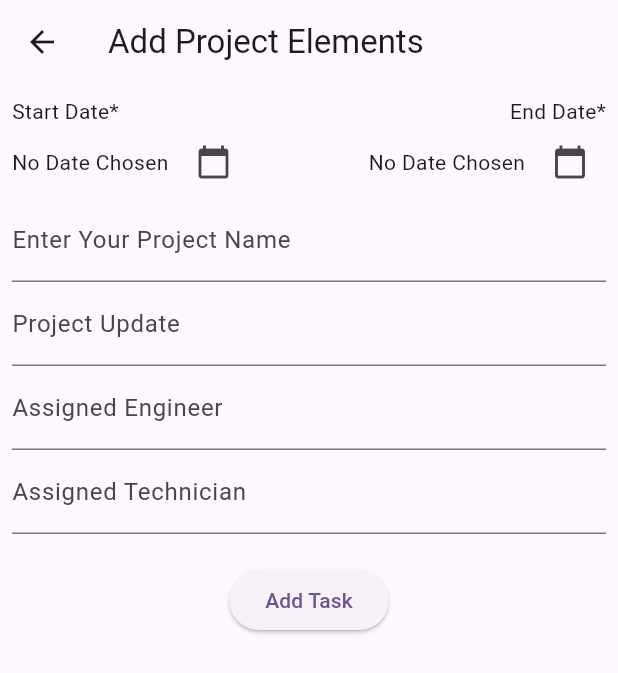
After one commit to taufiqelahi/flutter_task, a Flutter app: the screen it shows after launch, after a tap on the "add" icon, on a phone screen of 412 x 824 dp. The commit adds this screen. Shown: the top 673 px of the screen. Run offline on Flutter 3.47's test engine with Material 3 defaults, Android fonts, the phone set to English and light mode, and no system bars; our stand-ins replace flutter_riverpod, riverpod, riverpod_annotation; generated files the repository leaves out were written again; network calls fail.

Commit message:
get request and post request completed using textfeild

```diff
--- a/lib/backend/project_func.dart
+++ b/lib/backend/project_func.dart
@@ -1,20 +1,51 @@
 import 'dart:convert';
 
+import 'package:flutter_task/controller/get_project_notifier.dart';
 import 'package:flutter_task/model/project_data_model.dart';
 import 'package:http/http.dart' as http;
+import 'package:flutter_riverpod/flutter_riverpod.dart';
 
 class ProjectFunc {
   Future<List<ProjectModel>> getAllData() async {
     final response = await http.get(Uri.parse(
         'https://scubetech.xyz/projects/dashboard/all-project-elements/'));
 
-
     if (response.statusCode == 200) {
       // If the server returns an OK response, then parse the JSON.
+      // ref.watch(getProjectNotifierProvider.notifier).getAllData(projectModel: response.body);
       return projectFromJson(response.body);
     } else {
       // If the response was umexpected, throw an error.
       throw Exception('Failed to load post');
     }
   }
+
+  Future<void> postData(
+      {required String startDate,
+      required String endDate,
+      required String projectName,
+      required String projectUpdate,
+        required String assignedEngineer,
+        required String assignedTechnician
+      }) async {
+    final url = Uri.parse(
+        'https://scubetech.xyz/projects/dashboard/add-project-elements/'); //Repclace Your Endpoint
+    final headers = {'Content-Type': 'application/json'};
+    final body = jsonEncode({
+      "start_date": startDate,
+      "end_date": endDate,
+      "project_name": projectName,
+      "project_update": projectUpdate,
+      "assigned_engineer":assignedEngineer,
+      "assigned_technician": assignedTechnician,
+    });
+
+    final response = await http.post(url, headers: headers, body: body);
+
+    if (response.statusCode == 200) {
+      print('Data Sending Success.');
+    } else {
+      print('Hata: ${response.statusCode}');
+    }
+  }
 }
--- a/lib/get_operation_screen.dart
+++ b/lib/get_operation_screen.dart
@@ -1,10 +1,19 @@
+import 'package:flutter/cupertino.dart';
 import 'package:flutter/material.dart';
+import 'package:flutter/widgets.dart';
 import 'package:flutter_task/backend/project_func.dart';
 import 'package:flutter_task/model/project_data_model.dart';
+import 'package:flutter_task/post_operation_screen.dart';
+import 'package:intl/intl.dart';
 
-class GetOperationScreen extends StatelessWidget {
+class GetOperationScreen extends StatefulWidget {
   const GetOperationScreen({super.key});
 
+  @override
+  State<GetOperationScreen> createState() => _GetOperationScreenState();
+}
+
+class _GetOperationScreenState extends State<GetOperationScreen> {
   @override
   Widget build(BuildContext context) {
     return Scaffold(
@@ -12,22 +21,72 @@ class GetOperationScreen extends StatelessWidget {
           title: Text('Get All Task'),
         ),
         body: FutureBuilder(
-        future: ProjectFunc().getAllData(), builder: (BuildContext context, AsyncSnapshot<List<ProjectModel>> snapshot) {
-    List<ProjectModel>?data=snapshot.data;
+          future: ProjectFunc().getAllData(),
+          builder: (BuildContext context,
+              AsyncSnapshot<List<ProjectModel>> snapshot) {
+            List<ProjectModel>? data = snapshot.data;
 
-    if(data==null){
+            if (data == null) {
               return CircularProgressIndicator();
             }
             return SingleChildScrollView(
               child: Column(
-      children: data.map((e) => Text(e.startDate.toIso8601String())).toList()
+                  children: data
+                      .map((e) => Card(
+                              child: Padding(
+                            padding: const EdgeInsets.symmetric(
+                                horizontal: 20, vertical: 10),
+                            child: Row(
+                              children: [
+                                Expanded(
+                                  child: Column(
+                                    mainAxisAlignment: MainAxisAlignment.start,
+                                    crossAxisAlignment:
+                                        CrossAxisAlignment.start,
+                                    children: [
+                                      Text(
+                                        e.projectName,
+                                        maxLines: 1,
+                                        style: const TextStyle(
+                                            fontWeight: FontWeight.bold),
                                       ),
+                                      Text(
+                                        e.assignedEngineer,
+                                        maxLines: 1,
+                                      ),
+                                      Text(
+                                        e.assignedTechnician,
+                                        maxLines: 1,
+                                      )
+                                    ],
+                                  ),
+                                ),
+                                Spacer(),
+                                Column(
+                                  mainAxisAlignment: MainAxisAlignment.start,
+                                  crossAxisAlignment: CrossAxisAlignment.start,
+                                  children: [
+                                    Text(
+                                        "${DateFormat.yMd().format(e.startDate)} - ${DateFormat.yMd().format(e.endDate)}"),
+                                    Text(
+                                        "${e.startDayOfYear.toString()}-${e.endDayOfYear}"),
+                                    Text(e.duration.toString())
+                                  ],
+                                ),
+                              ],
+                            ),
+                          )))
+                      .toList()),
+            );
+          },
+        ),
+      floatingActionButton: FloatingActionButton(onPressed: () {
+        Navigator.push(context, MaterialPageRoute(builder: (context)=>PostOperationScreen()));
+      },
+      child: Icon(Icons.add),
+      ),
+
     );
 
-
-
-    },
-    )
-    );
   }
 }
--- a/lib/main.dart
+++ b/lib/main.dart
@@ -1,5 +1,7 @@
 import 'package:flutter/material.dart';
 import 'package:flutter_task/dashboard_screen.dart';
+import 'package:flutter_task/get_operation_screen.dart';
+import 'package:flutter_task/post_operation_screen.dart';
 
 void main() {
   runApp(const MyApp());
@@ -32,7 +34,7 @@ class MyApp extends StatelessWidget {
         colorScheme: ColorScheme.fromSeed(seedColor: Colors.deepPurple),
         useMaterial3: true,
       ),
-      home: DashboardScreen()
+      home:GetOperationScreen()
     );
   }
 }
--- /dev/null
+++ b/lib/post_operation_screen.dart
@@ -0,0 +1,121 @@
+import 'package:flutter/cupertino.dart';
+import 'package:flutter/material.dart';
+import 'package:flutter/widgets.dart';
+import 'package:flutter_task/backend/project_func.dart';
+import 'package:intl/intl.dart';
+
+class PostOperationScreen extends StatefulWidget {
+  const PostOperationScreen({super.key});
+
+  @override
+  State<PostOperationScreen> createState() => _PostOperationScreenState();
+}
+
+class _PostOperationScreenState extends State<PostOperationScreen> {
+  TextEditingController projectNameController = TextEditingController();
+  TextEditingController projectUpdateController = TextEditingController();
+  TextEditingController assignedEngineerController = TextEditingController();
+  TextEditingController assignedTechnicianController = TextEditingController();
+
+  String? selectedStartDate;
+  String? selectedEndDate;
+  void startDatePicker() async {
+    final now = DateTime.now();
+    final firstDate = DateTime(now.year - 1, now.month, now.day);
+    final date = await showDatePicker(
+        context: context,
+        initialDate: now,
+        firstDate: firstDate,
+        lastDate: now);
+    setState(() {
+      selectedStartDate = DateFormat('yyyy-MM-dd').format(date!);
+    });
+  }
+
+  void endDatePicker() async {
+    final now = DateTime.now();
+    final lastDate = DateTime(now.year + 1, now.month, now.day);
+    final date = await showDatePicker(
+        context: context, initialDate: now, firstDate: now, lastDate: lastDate);
+    setState(() {
+      selectedEndDate = DateFormat('yyyy-MM-dd').format(date!);
+    });
+  }
+
+  @override
+  Widget build(BuildContext context) {
+    return Scaffold(
+      appBar: AppBar(
+        title: const Text('Add Project Elements'),
+      ),
+      body: Form(
+        child: Padding(
+          padding: const EdgeInsets.all(8.0),
+          child: Column(
+            children: [
+              const Row(
+                children: [Text("Start Date*"), Spacer(), Text("End Date*")],
+              ),
+              Row(
+                children: [
+                  Text(selectedStartDate == null
+                      ? 'No Date Chosen'
+                      : selectedStartDate!),
+                  const SizedBox(
+                    width: 6,
+                  ),
+                  IconButton(
+                      onPressed: startDatePicker,
+                      icon: const Icon(Icons.calendar_today)),
+                  const Spacer(),
+                  Text(selectedEndDate == null
+                      ? 'No Date Chosen'
+                      : selectedEndDate!),
+                  const SizedBox(
+                    width: 6,
+                  ),
+                  IconButton(
+                      onPressed: endDatePicker,
+                      icon: const Icon(Icons.calendar_today)),
+                ],
+              ),
+              TextField(
+                controller: projectNameController,
+                decoration:
+                    InputDecoration(label: Text('Enter Your Project Name')),
+              ),
+              TextField(
+                controller: projectUpdateController,
+                decoration: InputDecoration(label: Text('Project Update')),
+              ),
+              TextField(
+                controller: assignedEngineerController,
+                decoration: InputDecoration(label: Text('Assigned Engineer')),
+              ),
+              TextField(
+                controller: assignedTechnicianController,
+                decoration: InputDecoration(label: Text('Assigned Technician')),
+              ),
+              const SizedBox(
+                height: 20,
+              ),
+              ElevatedButton(
+                  onPressed: () async {
+                   await ProjectFunc().postData(
+                        startDate: selectedStartDate!,
+                        endDate: selectedEndDate!,
+                        projectName: projectNameController.text,
+                        projectUpdate: projectUpdateController.text,
+                        assignedEngineer: assignedEngineerController.text,
+                        assignedTechnician: assignedTechnicianController.text);
+
+                   Navigator.pop(context);
+                  },
+                  child: const Text('Add Task'))
+            ],
+          ),
+        ),
+      ),
+    );
+  }
+}
--- a/pubspec.yaml
+++ b/pubspec.yaml
@@ -38,6 +38,7 @@ dependencies:
   http: ^1.2.1
   flutter_riverpod: ^2.4.10
   riverpod_annotation: ^2.3.4
+  intl: ^0.19.0
 
 dev_dependencies:
   flutter_test:
```
Also changed, not shown: lib/controller/get_project_notifier.dart (+4 -4 lines), lib/controller/get_project_notifier.g.dart, pubspec.lock. Lines whose indentation alone changed are shown as unchanged.
